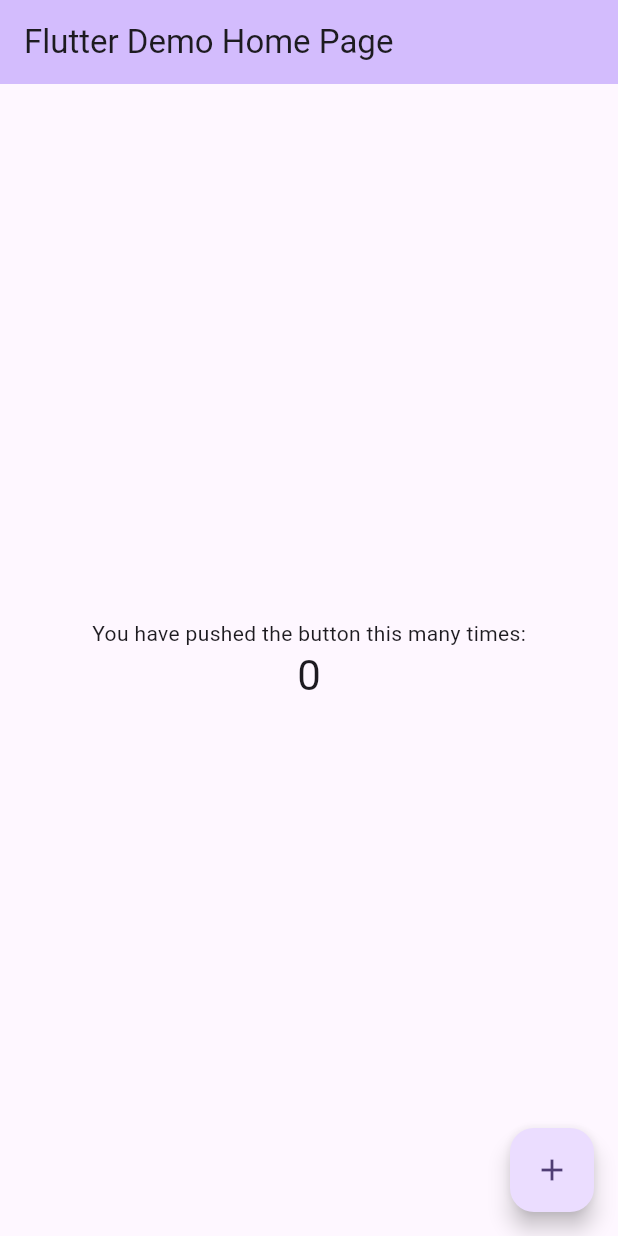
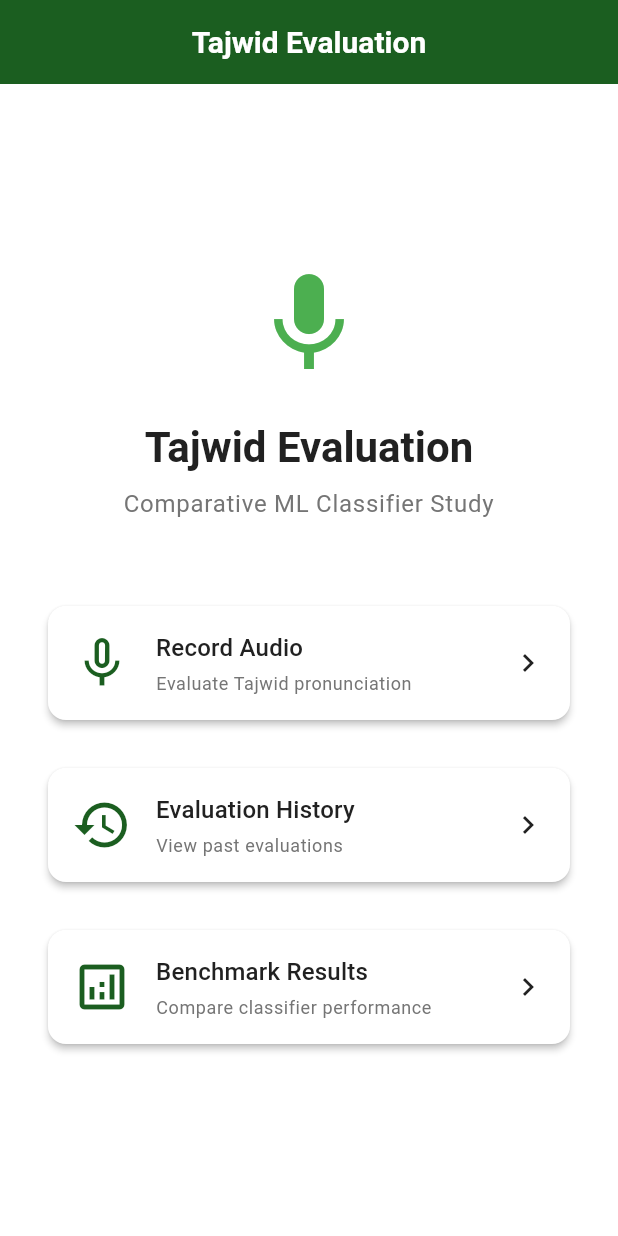
Before and after one commit to nabiilNajm26/tajwid-ai-flutter-research, a Flutter app: the screen it shows after launch, on a phone screen of 412 x 824 dp. Run offline on Flutter 3.47's test engine with Material 3 defaults, Android fonts, the phone set to English and light mode, and no system bars; our stand-ins replace flutter_riverpod, freezed_annotation, google_fonts, hive_flutter, logger; accounts and stored records are empty.

Commit message:
feat: setup application structure with Material 3 theme
Implemented core application files following Clean Architecture:

1. Main Application Entry (main.dart)
   - ProviderScope wrapper for Riverpod state management
   - Hive initialization for local storage
   - System UI overlay configuration (transparent status bar, portrait lock)
   - Error handling for initialization failures
   - Structured logging with AppLogger

2. App Widget (app.dart)
   - MaterialApp with Material 3 design system
   - Routes to HomeScreen as initial route
   - Debug banner disabled for production readiness

3. Theme Configuration (app_theme.dart)
   - Material 3 theme based on Islamic color palette (green & gold)
   - Google Fonts (Roboto) with Arabic script support
   - Comprehensive component themes:
     * AppBar, Buttons (Elevated/Outlined/Text)
     * Cards, Input fields, FAB
     * Bottom navigation bar
   - Accessibility-compliant contrast ratios
   - Responsive padding and sizing

4. Home Screen (home_screen.dart)
   - Main entry point with 3 feature cards:
     * Record Audio (Tajwid evaluation)
     * Evaluation History (view past results)
     * Benchmark Results (classifier comparison)
   - Material 3 design with InkWell interactions
   - Placeholder SnackBar navigation (features to be implemented)

5. Color Updates (colors.dart)
   - Added border color (#E0E0E0) for input fields

Technical details:
- Portrait-only orientation locked
- Transparent status bar with dark icons
- Theme uses const constructors for performance
- Zero analyzer warnings

Verification:
✅ flutter analyze - 0 issues
✅ flutter run -d chrome - App launched successfully
✅ Hive initialized successfully
✅ Theme rendered correctly with Islamic color palette

Next: Implement audio recording feature

```diff
--- /dev/null
+++ b/lib/app.dart
@@ -0,0 +1,26 @@
+import 'package:flutter/material.dart';
+
+import 'core/constants/app_constants.dart';
+import 'core/theme/app_theme.dart';
+import 'features/home/presentation/screens/home_screen.dart';
+
+/// Root application widget
+///
+/// Configures:
+/// - MaterialApp with Material 3 theme
+/// - Initial route (home screen)
+/// - Debug banner settings
+/// - App-wide navigation structure
+class TajwidEvaluationApp extends StatelessWidget {
+  const TajwidEvaluationApp({super.key});
+
+  @override
+  Widget build(BuildContext context) {
+    return MaterialApp(
+      title: AppConstants.appName,
+      debugShowCheckedModeBanner: false,
+      theme: AppTheme.lightTheme,
+      home: const HomeScreen(),
+    );
+  }
+}
--- a/lib/core/constants/colors.dart
+++ b/lib/core/constants/colors.dart
@@ -20,4 +20,5 @@ class AppColors {
   static const Color surface = Colors.white;
   static const Color textPrimary = Color(0xFF212121);
   static const Color textSecondary = Color(0xFF757575);
+  static const Color border = Color(0xFFE0E0E0);
 }
--- /dev/null
+++ b/lib/core/theme/app_theme.dart
@@ -0,0 +1,243 @@
+import 'package:flutter/material.dart';
+import 'package:google_fonts/google_fonts.dart';
+
+import '../constants/colors.dart';
+
+/// Application theme configuration using Material 3 design system
+///
+/// Features:
+/// - Islamic-inspired color scheme (green & gold)
+/// - Google Fonts (Roboto for Latin, supports Arabic)
+/// - Material 3 components and elevation
+/// - Accessibility-compliant contrast ratios
+class AppTheme {
+  AppTheme._();
+
+  /// Light theme configuration
+  static ThemeData get lightTheme {
+    return ThemeData(
+      useMaterial3: true,
+      colorScheme: _lightColorScheme,
+      textTheme: _textTheme,
+      appBarTheme: _appBarTheme,
+      elevatedButtonTheme: _elevatedButtonTheme,
+      outlinedButtonTheme: _outlinedButtonTheme,
+      textButtonTheme: _textButtonTheme,
+      cardTheme: _cardTheme,
+      inputDecorationTheme: _inputDecorationTheme,
+      floatingActionButtonTheme: _floatingActionButtonTheme,
+      bottomNavigationBarTheme: _bottomNavigationBarTheme,
+    );
+  }
+
+  /// Light color scheme based on Islamic green palette
+  static ColorScheme get _lightColorScheme {
+    return const ColorScheme.light(
+      primary: AppColors.primary, // Islamic green
+      onPrimary: Colors.white,
+      secondary: AppColors.secondary, // Gold
+      onSecondary: Colors.black,
+      surface: AppColors.surface,
+      onSurface: AppColors.textPrimary,
+      error: AppColors.incorrect,
+      onError: Colors.white,
+      outline: AppColors.border,
+    );
+  }
+
+  /// Text theme with Google Fonts (Roboto)
+  static TextTheme get _textTheme {
+    final baseTextTheme = GoogleFonts.robotoTextTheme();
+
+    return baseTextTheme.copyWith(
+      // Display styles (largest)
+      displayLarge: baseTextTheme.displayLarge?.copyWith(
+        color: AppColors.textPrimary,
+        fontWeight: FontWeight.bold,
+      ),
+      displayMedium: baseTextTheme.displayMedium?.copyWith(
+        color: AppColors.textPrimary,
+        fontWeight: FontWeight.bold,
+      ),
+      displaySmall: baseTextTheme.displaySmall?.copyWith(
+        color: AppColors.textPrimary,
+        fontWeight: FontWeight.w600,
+      ),
+      // Headline styles
+      headlineLarge: baseTextTheme.headlineLarge?.copyWith(
+        color: AppColors.textPrimary,
+        fontWeight: FontWeight.bold,
+      ),
+      headlineMedium: baseTextTheme.headlineMedium?.copyWith(
+        color: AppColors.textPrimary,
+        fontWeight: FontWeight.w600,
+      ),
+      headlineSmall: baseTextTheme.headlineSmall?.copyWith(
+        color: AppColors.textPrimary,
+        fontWeight: FontWeight.w600,
+      ),
+      // Title styles
+      titleLarge: baseTextTheme.titleLarge?.copyWith(
+        color: AppColors.textPrimary,
+        fontWeight: FontWeight.w600,
+      ),
+      titleMedium: baseTextTheme.titleMedium?.copyWith(
+        color: AppColors.textPrimary,
+        fontWeight: FontWeight.w500,
+      ),
+      titleSmall: baseTextTheme.titleSmall?.copyWith(
+        color: AppColors.textSecondary,
+        fontWeight: FontWeight.w500,
+      ),
+      // Body styles
+      bodyLarge: baseTextTheme.bodyLarge?.copyWith(
+        color: AppColors.textPrimary,
+      ),
+      bodyMedium: baseTextTheme.bodyMedium?.copyWith(
+        color: AppColors.textPrimary,
+      ),
+      bodySmall: baseTextTheme.bodySmall?.copyWith(
+        color: AppColors.textSecondary,
+      ),
+      // Label styles (buttons, chips)
+      labelLarge: baseTextTheme.labelLarge?.copyWith(
+        fontWeight: FontWeight.w600,
+      ),
+      labelMedium: baseTextTheme.labelMedium?.copyWith(
+        fontWeight: FontWeight.w500,
+      ),
+      labelSmall: baseTextTheme.labelSmall?.copyWith(
+        fontWeight: FontWeight.w500,
+      ),
+    );
+  }
+
+  /// AppBar theme
+  static AppBarTheme get _appBarTheme {
+    return AppBarTheme(
+      backgroundColor: AppColors.primary,
+      foregroundColor: Colors.white,
+      elevation: 0,
+      centerTitle: true,
+      titleTextStyle: GoogleFonts.roboto(
+        fontSize: 20,
+        fontWeight: FontWeight.w600,
+        color: Colors.white,
+      ),
+    );
+  }
+
+  /// Elevated button theme
+  static ElevatedButtonThemeData get _elevatedButtonTheme {
+    return ElevatedButtonThemeData(
+      style: ElevatedButton.styleFrom(
+        backgroundColor: AppColors.primary,
+        foregroundColor: Colors.white,
+        elevation: 2,
+        padding: const EdgeInsets.symmetric(horizontal: 24, vertical: 12),
+        shape: RoundedRectangleBorder(
+          borderRadius: BorderRadius.circular(8),
+        ),
+        textStyle: GoogleFonts.roboto(
+          fontSize: 16,
+          fontWeight: FontWeight.w600,
+        ),
+      ),
+    );
+  }
+
+  /// Outlined button theme
+  static OutlinedButtonThemeData get _outlinedButtonTheme {
+    return OutlinedButtonThemeData(
+      style: OutlinedButton.styleFrom(
+        foregroundColor: AppColors.primary,
+        padding: const EdgeInsets.symmetric(horizontal: 24, vertical: 12),
+        side: const BorderSide(color: AppColors.primary, width: 2),
+        shape: RoundedRectangleBorder(
+          borderRadius: BorderRadius.circular(8),
+        ),
+        textStyle: GoogleFonts.roboto(
+          fontSize: 16,
+          fontWeight: FontWeight.w600,
+        ),
+      ),
+    );
+  }
+
+  /// Text button theme
+  static TextButtonThemeData get _textButtonTheme {
+    return TextButtonThemeData(
+      style: TextButton.styleFrom(
+        foregroundColor: AppColors.primary,
+        padding: const EdgeInsets.symmetric(horizontal: 16, vertical: 8),
+        textStyle: GoogleFonts.roboto(
+          fontSize: 14,
+          fontWeight: FontWeight.w600,
+        ),
+      ),
+    );
+  }
+
+  /// Card theme
+  static CardThemeData get _cardTheme {
+    return CardThemeData(
+      elevation: 2,
+      shape: RoundedRectangleBorder(
+        borderRadius: BorderRadius.circular(12),
+      ),
+      color: Colors.white,
+      margin: const EdgeInsets.all(8),
+    );
+  }
+
+  /// Input decoration theme (text fields)
+  static InputDecorationTheme get _inputDecorationTheme {
+    return InputDecorationTheme(
+      filled: true,
+      fillColor: AppColors.surface,
+      border: OutlineInputBorder(
+        borderRadius: BorderRadius.circular(8),
+        borderSide: const BorderSide(color: AppColors.border),
+      ),
+      enabledBorder: OutlineInputBorder(
+        borderRadius: BorderRadius.circular(8),
+        borderSide: const BorderSide(color: AppColors.border),
+      ),
+      focusedBorder: OutlineInputBorder(
+        borderRadius: BorderRadius.circular(8),
+        borderSide: const BorderSide(color: AppColors.primary, width: 2),
+      ),
+      errorBorder: OutlineInputBorder(
+        borderRadius: BorderRadius.circular(8),
+        borderSide: const BorderSide(color: AppColors.incorrect, width: 2),
+      ),
+      focusedErrorBorder: OutlineInputBorder(
+        borderRadius: BorderRadius.circular(8),
+        borderSide: const BorderSide(color: AppColors.incorrect, width: 2),
+      ),
+      contentPadding: const EdgeInsets.symmetric(horizontal: 16, vertical: 12),
+      labelStyle: GoogleFonts.roboto(color: AppColors.textSecondary),
+      hintStyle: GoogleFonts.roboto(color: AppColors.textSecondary),
+    );
+  }
+
+  /// Floating action button theme
+  static FloatingActionButtonThemeData get _floatingActionButtonTheme {
+    return const FloatingActionButtonThemeData(
+      backgroundColor: AppColors.secondary,
+      foregroundColor: Colors.black,
+      elevation: 4,
+    );
+  }
+
+  /// Bottom navigation bar theme
+  static BottomNavigationBarThemeData get _bottomNavigationBarTheme {
+    return const BottomNavigationBarThemeData(
+      backgroundColor: Colors.white,
+      selectedItemColor: AppColors.primary,
+      unselectedItemColor: AppColors.textSecondary,
+      type: BottomNavigationBarType.fixed,
+      elevation: 8,
+    );
+  }
+}
--- /dev/null
+++ b/lib/features/home/presentation/screens/home_screen.dart
@@ -0,0 +1,147 @@
+import 'package:flutter/material.dart';
+
+import '../../../../core/constants/app_constants.dart';
+
+/// Home screen - Main entry point of the application
+///
+/// Features (to be implemented):
+/// - Navigation to audio recording
+/// - Navigation to evaluation history
+/// - Navigation to benchmark/comparison
+/// - Quick stats display
+class HomeScreen extends StatelessWidget {
+  const HomeScreen({super.key});
+
+  @override
+  Widget build(BuildContext context) {
+    return Scaffold(
+      appBar: AppBar(
+        title: const Text(AppConstants.appName),
+      ),
+      body: Center(
+        child: Padding(
+          padding: const EdgeInsets.all(24.0),
+          child: Column(
+            mainAxisAlignment: MainAxisAlignment.center,
+            children: [
+              // App logo placeholder
+              const Icon(
+                Icons.mic,
+                size: 80,
+                color: Colors.green,
+              ),
+              const SizedBox(height: 24),
+              // App title
+              Text(
+                'Tajwid Evaluation',
+                style: Theme.of(context).textTheme.headlineMedium?.copyWith(
+                      fontWeight: FontWeight.bold,
+                    ),
+              ),
+              const SizedBox(height: 8),
+              // App subtitle
+              Text(
+                'Comparative ML Classifier Study',
+                style: Theme.of(context).textTheme.bodyLarge?.copyWith(
+                      color: Colors.grey[600],
+                    ),
+                textAlign: TextAlign.center,
+              ),
+              const SizedBox(height: 48),
+              // Feature cards
+              _buildFeatureCard(
+                context,
+                icon: Icons.mic_none,
+                title: 'Record Audio',
+                subtitle: 'Evaluate Tajwid pronunciation',
+                onTap: () {
+                  // TODO: Navigate to recording screen
+                  ScaffoldMessenger.of(context).showSnackBar(
+                    const SnackBar(
+                      content: Text('Recording feature - Coming soon'),
+                    ),
+                  );
+                },
+              ),
+              const SizedBox(height: 16),
+              _buildFeatureCard(
+                context,
+                icon: Icons.history,
+                title: 'Evaluation History',
+                subtitle: 'View past evaluations',
+                onTap: () {
+                  // TODO: Navigate to history screen
+                  ScaffoldMessenger.of(context).showSnackBar(
+                    const SnackBar(
+                      content: Text('History feature - Coming soon'),
+                    ),
+                  );
+                },
+              ),
+              const SizedBox(height: 16),
+              _buildFeatureCard(
+                context,
+                icon: Icons.analytics_outlined,
+                title: 'Benchmark Results',
+                subtitle: 'Compare classifier performance',
+                onTap: () {
+                  // TODO: Navigate to benchmark screen
+                  ScaffoldMessenger.of(context).showSnackBar(
+                    const SnackBar(
+                      content: Text('Benchmark feature - Coming soon'),
+                    ),
+                  );
+                },
+              ),
+            ],
+          ),
+        ),
+      ),
+    );
+  }
+
+  Widget _buildFeatureCard(
+    BuildContext context, {
+    required IconData icon,
+    required String title,
+    required String subtitle,
+    required VoidCallback onTap,
+  }) {
+    return Card(
+      child: InkWell(
+        onTap: onTap,
+        borderRadius: BorderRadius.circular(12),
+        child: Padding(
+          padding: const EdgeInsets.all(16.0),
+          child: Row(
+            children: [
+              Icon(
+                icon,
+                size: 40,
+                color: Theme.of(context).colorScheme.primary,
+              ),
+              const SizedBox(width: 16),
+              Expanded(
+                child: Column(
+                  crossAxisAlignment: CrossAxisAlignment.start,
+                  children: [
+                    Text(
+                      title,
+                      style: Theme.of(context).textTheme.titleMedium,
+                    ),
+                    const SizedBox(height: 4),
+                    Text(
+                      subtitle,
+                      style: Theme.of(context).textTheme.bodySmall,
+                    ),
+                  ],
+                ),
+              ),
+              const Icon(Icons.chevron_right),
+            ],
+          ),
+        ),
+      ),
+    );
+  }
+}
--- a/lib/main.dart
+++ b/lib/main.dart
@@ -1,122 +1,60 @@
 import 'package:flutter/material.dart';
+import 'package:flutter/services.dart';
+import 'package:flutter_riverpod/flutter_riverpod.dart';
+import 'package:hive_flutter/hive_flutter.dart';
 
-void main() {
-  runApp(const MyApp());
+import 'app.dart';
+import 'core/utils/logger.dart';
+
+/// Application entry point
+///
+/// Initializes:
+/// - Hive local storage
+/// - Riverpod for state management
+/// - Flutter framework configuration
+/// - System UI overlay styling
+void main() async {
+  WidgetsFlutterBinding.ensureInitialized();
+
+  // Initialize Hive for local storage
+  await _initializeHive();
+
+  // Configure system UI overlay
+  _configureSystemUI();
+
+  // Run app with Riverpod ProviderScope
+  runApp(
+    const ProviderScope(
+      child: TajwidEvaluationApp(),
+    ),
+  );
 }
 
-class MyApp extends StatelessWidget {
-  const MyApp({super.key});
-
-  // This widget is the root of your application.
-  @override
-  Widget build(BuildContext context) {
-    return MaterialApp(
-      title: 'Flutter Demo',
-      theme: ThemeData(
-        // This is the theme of your application.
-        //
-        // TRY THIS: Try running your application with "flutter run". You'll see
-        // the application has a purple toolbar. Then, without quitting the app,
-        // try changing the seedColor in the colorScheme below to Colors.green
-        // and then invoke "hot reload" (save your changes or press the "hot
-        // reload" button in a Flutter-supported IDE, or press "r" if you used
-        // the command line to start the app).
-        //
-        // Notice that the counter didn't reset back to zero; the application
-        // state is not lost during the reload. To reset the state, use hot
-        // restart instead.
-        //
-        // This works for code too, not just values: Most code changes can be
-        // tested with just a hot reload.
-        colorScheme: ColorScheme.fromSeed(seedColor: Colors.deepPurple),
-      ),
-      home: const MyHomePage(title: 'Flutter Demo Home Page'),
-    );
+/// Initialize Hive local storage
+Future<void> _initializeHive() async {
+  try {
+    await Hive.initFlutter();
+    AppLogger.i('Hive initialized successfully');
+  } catch (e, stackTrace) {
+    AppLogger.e('Failed to initialize Hive', e, stackTrace);
+    // Continue without Hive - app can still function with degraded features
   }
 }
 
-class MyHomePage extends StatefulWidget {
-  const MyHomePage({super.key, required this.title});
+/// Configure system UI overlay style
+void _configureSystemUI() {
+  SystemChrome.setSystemUIOverlayStyle(
+    const SystemUiOverlayStyle(
+      statusBarColor: Colors.transparent,
+      statusBarIconBrightness: Brightness.dark,
+      systemNavigationBarColor: Colors.white,
+      systemNavigationBarIconBrightness: Brightness.dark,
+    ),
+  );
 
-  // This widget is the home page of your application. It is stateful, meaning
-  // that it has a State object (defined below) that contains fields that affect
-  // how it looks.
-
-  // This class is the configuration for the state. It holds the values (in this
-  // case the title) provided by the parent (in this case the App widget) and
-  // used by the build method of the State. Fields in a Widget subclass are
-  // always marked "final".
-
-  final String title;
-
-  @override
-  State<MyHomePage> createState() => _MyHomePageState();
+  // Lock orientation to portrait only
+  SystemChrome.setPreferredOrientations([
+    DeviceOrientation.portraitUp,
+    DeviceOrientation.portraitDown,
+  ]);
 }
-
-class _MyHomePageState extends State<MyHomePage> {
-  int _counter = 0;
-
-  void _incrementCounter() {
-    setState(() {
-      // This call to setState tells the Flutter framework that something has
-      // changed in this State, which causes it to rerun the build method below
-      // so that the display can reflect the updated values. If we changed
-      // _counter without calling setState(), then the build method would not be
-      // called again, and so nothing would appear to happen.
-      _counter++;
-    });
-  }
-
-  @override
-  Widget build(BuildContext context) {
-    // This method is rerun every time setState is called, for instance as done
-    // by the _incrementCounter method above.
-    //
-    // The Flutter framework has been optimized to make rerunning build methods
-    // fast, so that you can just rebuild anything that needs updating rather
-    // than having to individually change instances of widgets.
-    return Scaffold(
-      appBar: AppBar(
-        // TRY THIS: Try changing the color here to a specific color (to
-        // Colors.amber, perhaps?) and trigger a hot reload to see the AppBar
-        // change color while the other colors stay the same.
-        backgroundColor: Theme.of(context).colorScheme.inversePrimary,
-        // Here we take the value from the MyHomePage object that was created by
-        // the App.build method, and use it to set our appbar title.
-        title: Text(widget.title),
-      ),
-      body: Center(
-        // Center is a layout widget. It takes a single child and positions it
-        // in the middle of the parent.
-        child: Column(
-          // Column is also a layout widget. It takes a list of children and
-          // arranges them vertically. By default, it sizes itself to fit its
-          // children horizontally, and tries to be as tall as its parent.
-          //
-          // Column has various properties to control how it sizes itself and
-          // how it positions its children. Here we use mainAxisAlignment to
-          // center the children vertically; the main axis here is the vertical
-          // axis because Columns are vertical (the cross axis would be
-          // horizontal).
-          //
-          // TRY THIS: Invoke "debug painting" (choose the "Toggle Debug Paint"
-          // action in the IDE, or press "p" in the console), to see the
-          // wireframe for each widget.
-          mainAxisAlignment: MainAxisAlignment.center,
-          children: <Widget>[
-            const Text('You have pushed the button this many times:'),
-            Text(
-              '$_counter',
-              style: Theme.of(context).textTheme.headlineMedium,
-            ),
-          ],
-        ),
-      ),
-      floatingActionButton: FloatingActionButton(
-        onPressed: _incrementCounter,
-        tooltip: 'Increment',
-        child: const Icon(Icons.add),
-      ), // This trailing comma makes auto-formatting nicer for build methods.
-    );
-  }
-}
```
Also changed, not shown: 2 other files.
